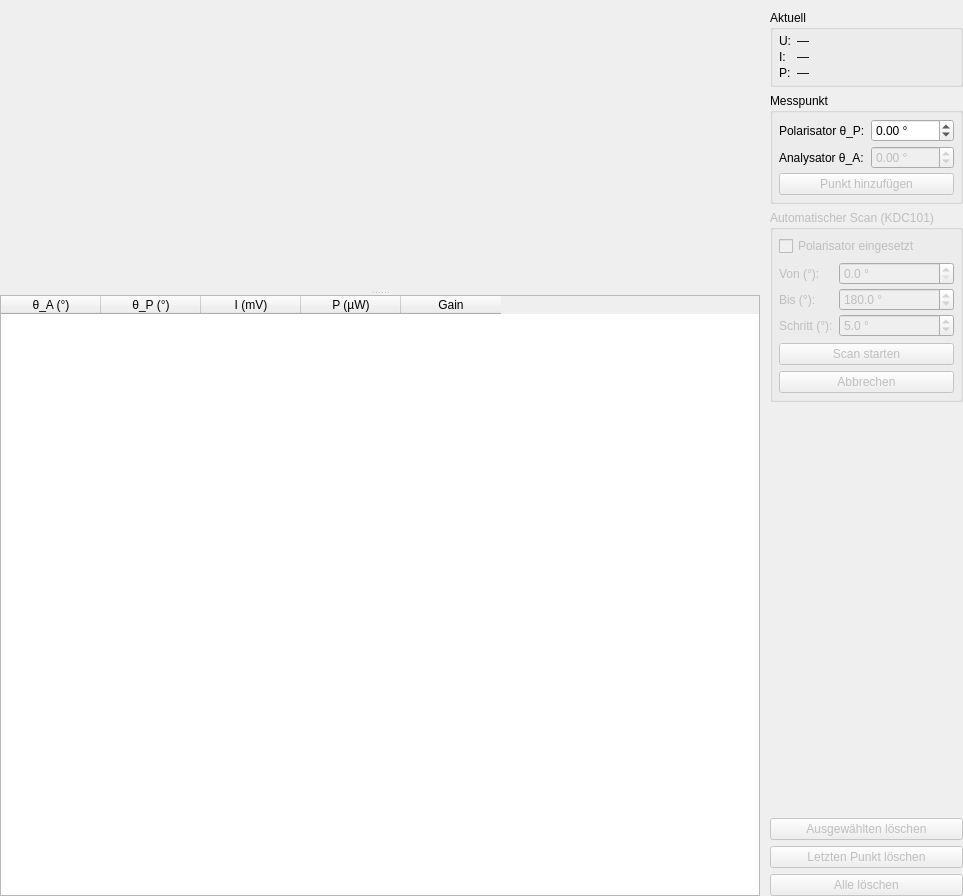
Qt form polarisation_ui/pyqt/malus_tab.ui (cckssr/polarisation-ui) before a commit.
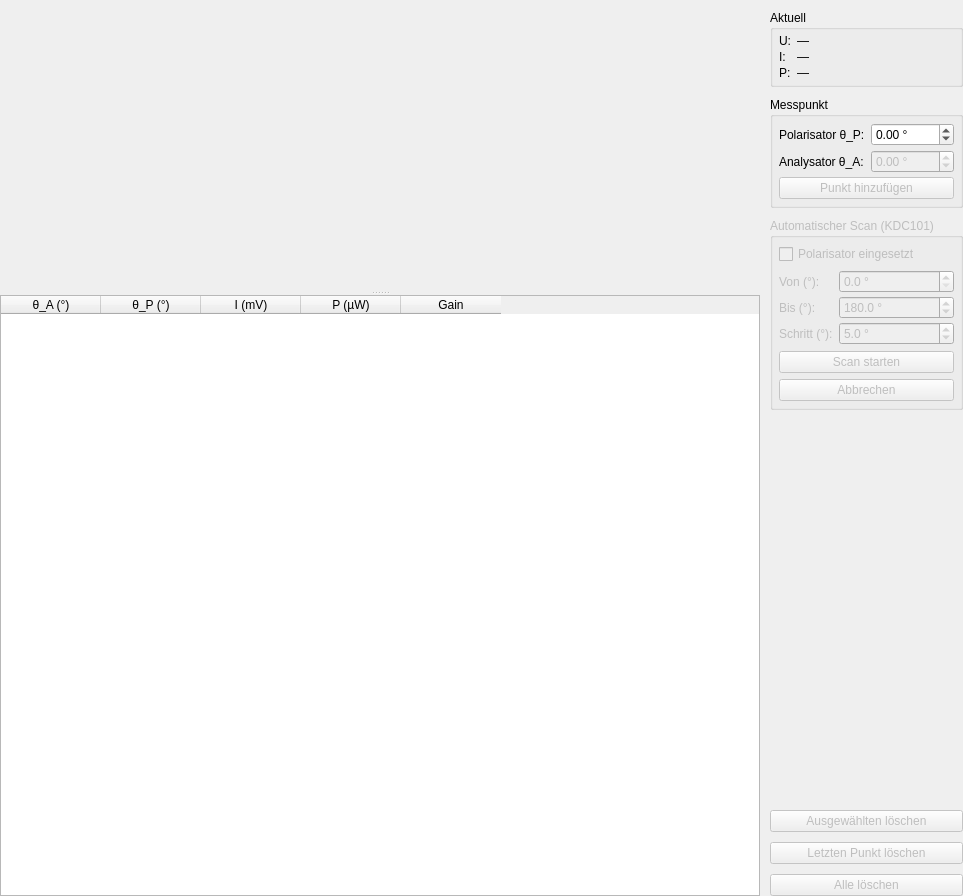
The same form after that commit. Custom widgets are drawn as their Qt base class.

```diff
--- a/polarisation_ui/pyqt/malus_tab.ui
+++ b/polarisation_ui/pyqt/malus_tab.ui
@@ -98,9 +98,17 @@
       <bool>true</bool>
      </property>
      <widget class="QWidget" name="contentSide">
+      <property name="geometry">
+       <rect>
+        <x>0</x>
+        <y>0</y>
+        <width>204</width>
+        <height>886</height>
+       </rect>
+      </property>
       <layout class="QVBoxLayout" name="layoutSide">
        <property name="spacing">
-        <number>6</number>
+        <number>10</number>
        </property>
        <property name="leftMargin">
         <number>4</number>
@@ -317,6 +325,9 @@
           </item>
           <item>
            <layout class="QFormLayout" name="formSweepParams">
+            <property name="fieldGrowthPolicy">
+             <enum>QFormLayout::FieldGrowthPolicy::AllNonFixedFieldsGrow</enum>
+            </property>
             <property name="verticalSpacing">
              <number>3</number>
             </property>
```
